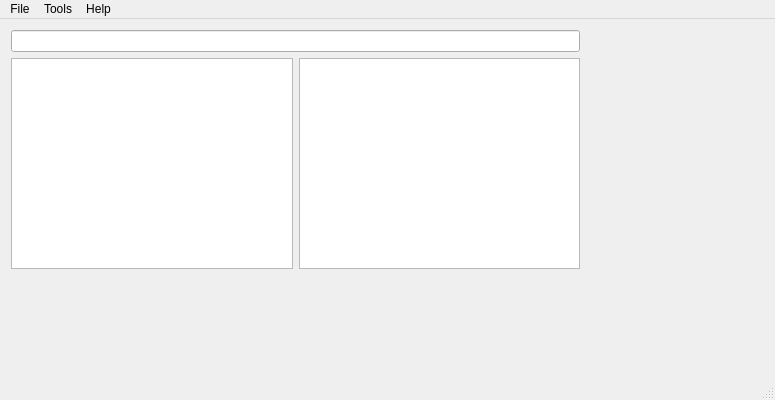
First picture: the form in QtApplShrenamer/QtApplShrenamer.ui, repository brown4j/sh_renamer, before the edit.
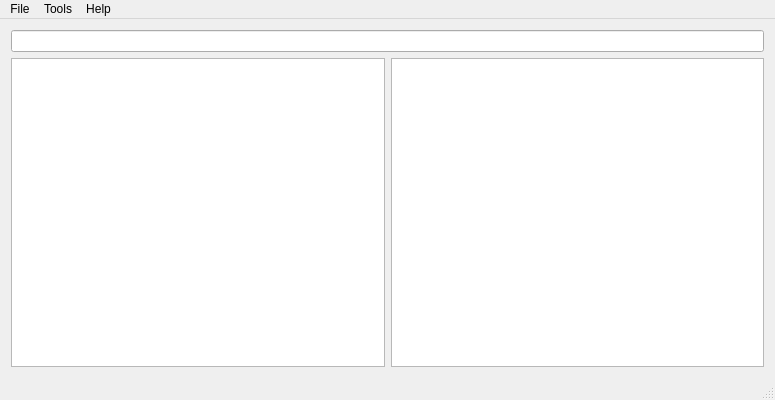
Second picture: the form after the edit.

Diff of the .ui file:
```diff
--- a/QtApplShrenamer/QtApplShrenamer.ui
+++ b/QtApplShrenamer/QtApplShrenamer.ui
@@ -14,15 +14,8 @@
    <string>QtApplShrenamer</string>
   </property>
   <widget class="QWidget" name="centralWidget">
-   <widget class="QWidget" name="verticalLayoutWidget">
-    <property name="geometry">
-     <rect>
-      <x>0</x>
-      <y>0</y>
-      <width>591</width>
-      <height>261</height>
-     </rect>
-    </property>
+   <layout class="QGridLayout" name="gridLayout">
+    <item row="0" column="0">
     <layout class="QVBoxLayout" name="verticalLayout">
      <item>
       <widget class="QLineEdit" name="lineEditCurrentPath">
@@ -45,7 +38,8 @@
       </layout>
      </item>
     </layout>
-   </widget>
+    </item>
+   </layout>
   </widget>
   <widget class="QMenuBar" name="menuBar">
    <property name="geometry">
```
Lines whose indentation alone changed are shown as unchanged.
